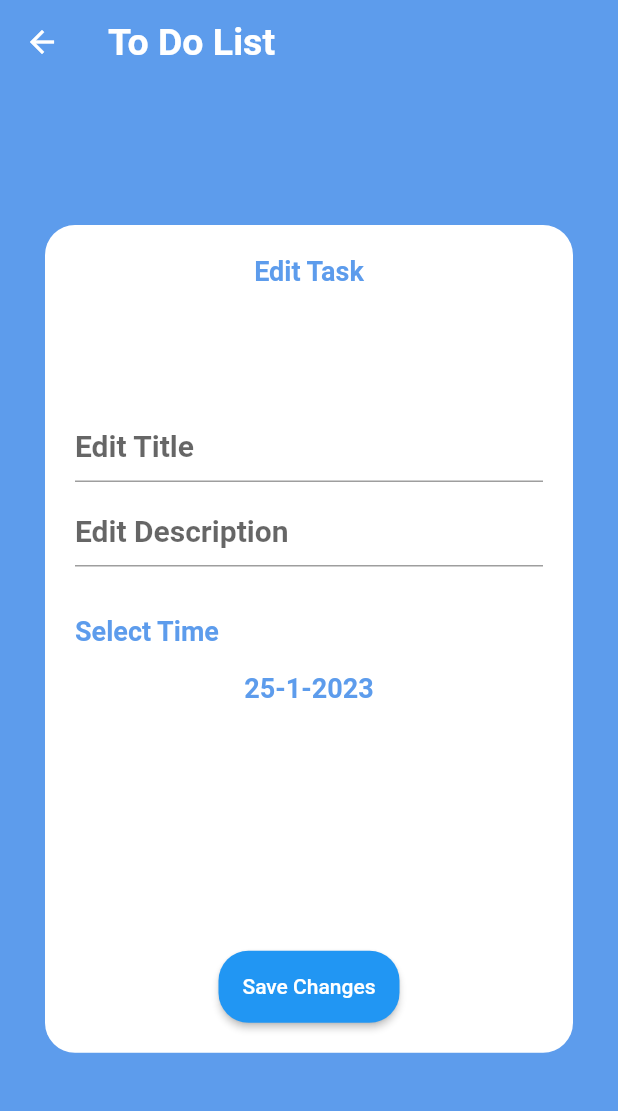
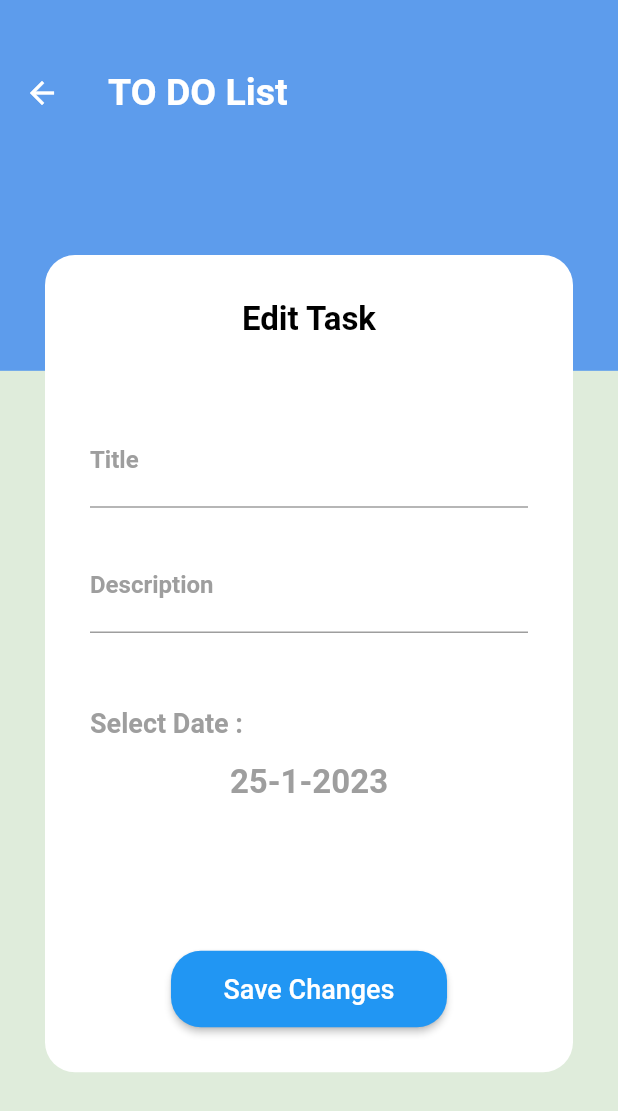
Before and after one commit to Omar25876/ToDo_App, a Flutter app: the UpdateItem screen opened directly with empty values, on a phone screen of 412 x 824 dp. Shown: the top 1111 px of the screen. Run offline on Flutter 3.47's test engine with Material 2 defaults, Android fonts, the phone set to English and light mode, and no system bars; our stand-ins replace calendar_timeline, cloud_firestore, easy_localization, firebase_core, flutter_slidable, shared_preferences; accounts and stored records are empty.

Commit message:
Add : Theme (Light , Dark ), Add Easy Localization Package

```diff
--- a/lib/modules/update_item.dart
+++ b/lib/modules/update_item.dart
@@ -1,7 +1,9 @@
+import 'package:easy_localization/easy_localization.dart';
 import 'package:flutter/material.dart';
 import 'package:provider/provider.dart';
 import 'package:todo_app/models/todo_dm.dart';
 
+import '../providers/providersetting.dart';
 import '../providers/todoprovider.dart';
 import '../shared/components/update_txtfaild.dart';
 
@@ -18,29 +20,36 @@ late TextEditingController titlecontroler;
   late TextEditingController descriptionecontroler;
 var formkey = GlobalKey<FormState>();
 late TodoProvider provider;
+late SettingProvider providermode;
   @override
   Widget build(BuildContext context) {
     provider = Provider.of(context);
-
+    providermode = Provider.of(context);
     TodoDM todo = ModalRoute.of(context)!.settings.arguments as TodoDM;
     double hight = MediaQuery.of(context).size.height;
     double width = MediaQuery.of(context).size.width;
     titlecontroler = TextEditingController(text: todo.title);
     descriptionecontroler = TextEditingController(text : todo.description);
     return Scaffold(
+      backgroundColor: providermode.cuurrenttheme == ThemeMode.light?Color.fromRGBO(223, 236, 219, 1.0):Color.fromRGBO(6, 14, 30, 1.0),
       body: Stack(
         children: [
-          AppBar(
-            title: Text('To Do List'),
-            flexibleSpace: SizedBox(height: hight*0.2,),
+          Container(
+            height: hight*0.3,
+            child: AppBar(
+
+              title: Text('todolist'.tr()),
+              flexibleSpace: SizedBox(height: hight*0.1,),
+              toolbarHeight: hight*0.15,
+              iconTheme: IconThemeData(
+                  color: providermode.cuurrenttheme == ThemeMode.light?Colors.white:Colors.black),
+            ),
           ),
-
-
           Container(
-            padding:EdgeInsetsDirectional.all(20),
-            margin: EdgeInsets.fromLTRB(30, 150, 30, 10),
+            padding:EdgeInsetsDirectional.all(30),
+            margin: EdgeInsets.fromLTRB(30, 170, 30, 10),
             decoration: BoxDecoration(
-              color: Colors.white,
+              color: providermode.cuurrenttheme == ThemeMode.light?Colors.white:Color.fromRGBO(20, 25, 34, 1.0),
               borderRadius: BorderRadius.circular(20),
             ),
 
@@ -51,40 +60,50 @@ late TodoProvider provider;
                   crossAxisAlignment: CrossAxisAlignment.center,
                   children: [
                     Center(
-                      child: Text('Edit Task'),
+                      child: Text('edittask'.tr(),
+                          style:TextStyle(
+                            color: providermode.cuurrenttheme == ThemeMode.light?Colors.black:Colors.white,
+                            fontSize: 22,
+                          ),),
                     ),
-                    SizedBox(height: hight*0.1),
+                    SizedBox(height: hight*0.060),
                     UpdateTextFaild(controller:titlecontroler ,
-                        hint:"Edit Title" ,
+                        labl: 'title'.tr(),
+                        hint:"edittitle".tr() ,
                         type: TextInputType.text,
                       change: (value){
                       todo.title = value;
                       },
                       validate: (value){
                         if(value!.isEmpty){
-                          return "Title shouldn't be empty!";
+                          return "emptytitle".tr();
                         }
                         return null;
                       },
                     ),
-                    SizedBox(height: hight*0.01),
+                    SizedBox(height: hight*0.025),
                     UpdateTextFaild(controller:descriptionecontroler ,
-                        hint:"Edit Description" ,
+                      labl: 'description'.tr(),
+                        hint:"editdesc".tr() ,
                         type: TextInputType.multiline,
                       change: (value){
                       todo.description = value;
                       },
                       validate: (value){
                       if(value!.isEmpty){
-                        return "Description shouldn't be empty!";
+                        return "emptydesc".tr();
                       }
                       return null;
                       },
                     ),
-                    SizedBox(height: hight*0.04),
+                    SizedBox(height: hight*0.06),
                     Align(
                       alignment: AlignmentDirectional.centerStart,
-                      child: Text('Select Time',textAlign: TextAlign.left),
+                      child: Text('selectdate'.tr(),textAlign: TextAlign.left,
+                      style: TextStyle(
+                        color: Colors.grey,
+                        fontSize: 18,
+                      ),),
                     ),
 
                     SizedBox(height: hight*0.02),
@@ -93,9 +112,14 @@ late TodoProvider provider;
                       onTap: (){
                         showdatepicker(todo);
                       },
-                        child: Text("${todo.time.day}-${todo.time.month}-${todo.time.year}")),
+                        child: Text("${todo.time.day}-${todo.time.month}-${todo.time.year}",
+                        style: TextStyle(
+                          color: Colors.grey,
+                          fontSize: 22,
+                        ),),
+                    ),
 
-                    SizedBox(height: hight*0.2),
+                    SizedBox(height: hight*0.12),
 
                     ElevatedButton(onPressed: (){
                       if(formkey.currentState!.validate()){
@@ -103,15 +127,16 @@ late TodoProvider provider;
                         Navigator.pop(context);
                       }
                     },
-                        child: Text('Save Changes'),
+                        child: Text('Save Changes',style: TextStyle(
+                          fontSize: 18,
+                        ),),
                       style: ElevatedButton.styleFrom(
-                        padding: EdgeInsets.all(16),
+                        padding: EdgeInsets.fromLTRB(35,15,35,15),
                         shape: RoundedRectangleBorder(
                           borderRadius: BorderRadius.circular(20),
                         )
                       ),
                     ),
-
                   ],
                 ),
               ),
--- a/lib/shared/components/update_txtfaild.dart
+++ b/lib/shared/components/update_txtfaild.dart
@@ -1,9 +1,13 @@
 import 'package:flutter/material.dart';
+import 'package:provider/provider.dart';
+
+import '../../providers/providersetting.dart';
 
 class UpdateTextFaild extends StatelessWidget {
 
 TextEditingController controller;
 String hint;
+String labl;
 TextInputType type;
 Function(String) change;
 String ? Function(String?) validate;
@@ -12,10 +16,13 @@ UpdateTextFaild({required this.controller,
   required this.hint,
   required this.type,
   required this.validate,
-  required this.change
+  required this.change,
+  required this.labl,
 });
+late SettingProvider providermode;
   @override
   Widget build(BuildContext context) {
+    providermode = Provider.of(context);
     return Container(
       child: TextFormField(
         controller: controller,
@@ -23,6 +30,11 @@ UpdateTextFaild({required this.controller,
         keyboardType: type,
         decoration: InputDecoration(
           hintText: hint,
+          labelText: labl,
+          labelStyle:TextStyle(
+            fontSize: 16,
+            color: Colors.grey,
+          ),
         ),
         onChanged: change,
         validator: validate,
--- a/lib/shared/styles/my_theme.dart
+++ b/lib/shared/styles/my_theme.dart
@@ -31,7 +31,10 @@ class MyTheme {
           fontWeight: FontWeight.bold, fontSize: 18, color: Colors.grey),
       bodyText2: TextStyle(
           fontWeight: FontWeight.bold, fontSize: 18, color: primaryColor),
+      headline3: TextStyle(
+          fontWeight: FontWeight.bold, fontSize: 25, color: greenColor),
     ),
+
     floatingActionButtonTheme: FloatingActionButtonThemeData(
       elevation: 0.0,
       backgroundColor: primaryColor,
@@ -74,6 +77,8 @@ class MyTheme {
           fontWeight: FontWeight.bold, fontSize: 18, color: Colors.grey),
       bodyText2: TextStyle(
           fontWeight: FontWeight.bold, fontSize: 18, color: primaryColor),
+      headline3: TextStyle(
+          fontWeight: FontWeight.bold, fontSize: 25, color: greenColor),
     ),
     floatingActionButtonTheme: FloatingActionButtonThemeData(
       elevation: 0.0,
--- a/pubspec.yaml
+++ b/pubspec.yaml
@@ -40,6 +40,7 @@ dependencies:
   cloud_firestore: ^4.2.0
   firebase_analytics: ^10.0.7
   flutter_slidable: ^2.0.0
+  easy_localization: ^3.0.1
 
 
   # The following adds the Cupertino Icons font to your application.
@@ -72,6 +73,7 @@ flutter:
   # To add assets to your application, add an assets section, like this:
   assets:
     - assets/images/
+    - assets/translations/
 
 
   # An image asset can refer to one or more resolution-specific "variants", see
```
Also changed, not shown: assets/translations/ar-EG.json (added, +28 -0 lines), assets/translations/en.json (added, +28 -0 lines), lib/layout/home_layout.dart (+9 -12 lines), lib/main.dart (+18 -2 lines), lib/modules/add_bottomsheet.dart (+14 -8 lines), lib/modules/language_bottomsheet.dart (renamed from lib/shared/styles/theme_bottomsheet.dart, +12 -7 lines), lib/modules/list_tab.dart (+23 -5 lines), lib/modules/setting_tab.dart (+33 -7 lines), lib/modules/theme_bottomsheet.dart (renamed from lib/shared/styles/language_bottomsheet.dart, +10 -9 lines), lib/modules/todo_item.dart (+17 -8 lines), pubspec.lock, 1 other file.
